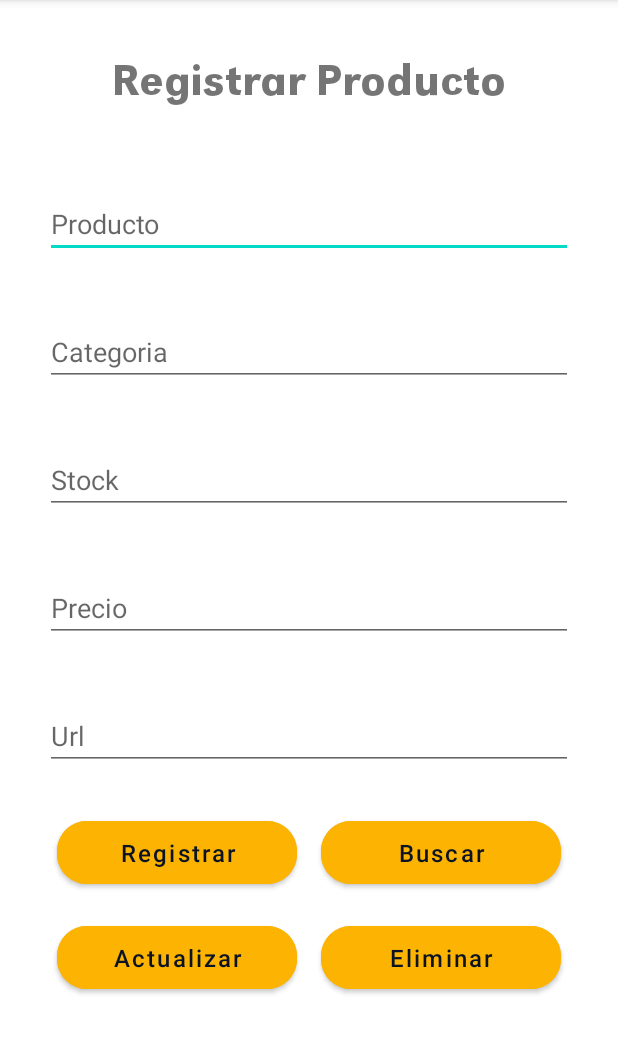
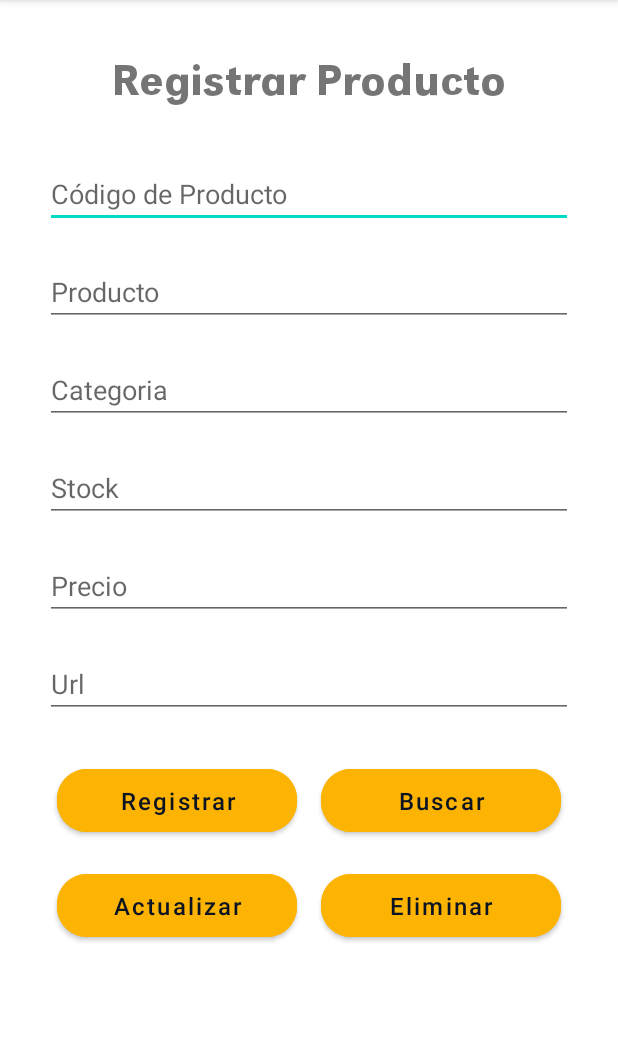
Before and after one commit to MarcoAtencio/CoffeeTime, an Android app: the ProductAdminActivity screen opened directly, with no data from a screen before it, on a phone screen of 412 x 824 dp, the part 84-1138 px from its top. Run offline under Robolectric (Android 15) with nearby library versions, the phone set to English and light mode, and no system bars; our stand-ins replace Firebase (no records; nobody signed in at launch, a user with empty details on screens opened directly).

Commit message:
refactor productAdmin

```diff
--- a/app/src/main/java/com/example/coffeetime/admin/product/ProductAdminActivity.java
+++ b/app/src/main/java/com/example/coffeetime/admin/product/ProductAdminActivity.java
@@ -19,14 +19,18 @@ import com.example.coffeetime.admin.user.UserAdminActivity;
 import com.example.coffeetime.auth.SignInActivity;
 import com.example.coffeetime.model.Product;
 import com.google.firebase.FirebaseApp;
+import com.google.firebase.database.DataSnapshot;
+import com.google.firebase.database.DatabaseError;
 import com.google.firebase.database.DatabaseReference;
 import com.google.firebase.database.FirebaseDatabase;
+import com.google.firebase.database.ValueEventListener;
+import com.google.firebase.database.annotations.NotNull;
 
 import java.util.UUID;
 
 public class ProductAdminActivity extends AppCompatActivity {
 
-    EditText et_name, et_price, et_stock, et_category, et_photo_url;
+    EditText et_codigo, et_name, et_price, et_stock, et_category, et_photo_url;
     FirebaseDatabase firebaseDatabase;
     DatabaseReference databaseReference;
 
@@ -34,11 +38,12 @@ public class ProductAdminActivity extends AppCompatActivity {
     protected void onCreate(Bundle savedInstanceState) {
         super.onCreate(savedInstanceState);
         setContentView(R.layout.activity_product_admin);
-        et_name = (EditText) findViewById(R.id.txt_name);
-        et_stock = (EditText) findViewById(R.id.txt_stock);
-        et_category = (EditText) findViewById(R.id.txt_category);
-        et_price = (EditText) findViewById(R.id.txt_precio);
-        et_photo_url = (EditText) findViewById(R.id.txt_photo_url);
+        et_codigo = (EditText) findViewById(R.id.idproduct_);
+        et_name = (EditText) findViewById(R.id.product_);
+        et_stock = (EditText) findViewById(R.id.stock_);
+        et_category = (EditText) findViewById(R.id.category_);
+        et_price = (EditText) findViewById(R.id.priceProducto_);
+        et_photo_url = (EditText) findViewById(R.id.url_);
         initFirebase();
     }
 
@@ -88,7 +93,7 @@ public class ProductAdminActivity extends AppCompatActivity {
 
     public void saveProduct(View view){
         if (fieldValidate() == 1){
-            String uid = UUID.randomUUID().toString();
+            String uid = et_codigo.getText().toString();
             String name = et_name.getText().toString();
             String price =  et_price.getText().toString();
             String stock = et_stock.getText().toString();
@@ -101,7 +106,6 @@ public class ProductAdminActivity extends AppCompatActivity {
             product.setPrice(price);
             product.setStock(stock);
             product.setPhotoURI(photoUrl);
-
             product.setCategory(category);
             databaseReference.child("Product").child(product.getUid()).setValue(product);
             Toast.makeText(this,"Se registro exitosamente",Toast.LENGTH_SHORT).show();
@@ -110,8 +114,8 @@ public class ProductAdminActivity extends AppCompatActivity {
     }
 
     public void findProduct(View view){
-        /*
-        String uid = et_uid.getText().toString();
+
+        String uid = et_codigo.getText().toString();
         Product product = new Product();
         product.setUid(uid);
         databaseReference.child("Product").child(product.getUid()).addValueEventListener(new ValueEventListener() {
@@ -119,9 +123,12 @@ public class ProductAdminActivity extends AppCompatActivity {
             public void onDataChange(@NonNull @NotNull DataSnapshot snapshot) {
                 if (snapshot.exists()){
                     Product product = snapshot.getValue(Product.class);
-                    et_uid.setText(product.getUid());
+                    et_codigo.setText(product.getUid());
                     et_name.setText(product.getName());
                     et_price.setText(product.getPrice());
+                    et_stock.setText(product.getStock());
+                    et_category.setText(product.getCategory());
+                    et_photo_url.setText(product.getPhotoURI());
                 }
             }
 
@@ -130,32 +137,39 @@ public class ProductAdminActivity extends AppCompatActivity {
 
             }
         });
-         */
+
+
     }
 
     public void modifyProduct(View view){
-        /*
-        String uid = et_uid.getText().toString();
+
+        String uid = et_codigo.getText().toString();
         String name = et_name.getText().toString();
         String price = et_price.getText().toString();
+        String stock = et_stock.getText().toString();
+        String category = et_category.getText().toString();
+        String photoUrl = et_photo_url.getText().toString();
         Product product = new Product();
         product.setUid(uid);
         product.setName(name);
         product.setPrice(price);
+        product.setStock(stock);
+        product.setCategory(category);
+        product.setPhotoURI(photoUrl);
         databaseReference.child("Product").child(product.getUid()).setValue(product);
         Toast.makeText(this,"Se registro exitosamente",Toast.LENGTH_SHORT).show();
         fieldReset();
-         */
+
     }
 
     public void deleteProduct(View view){
-        /*
-        String uid = et_uid.getText().toString();
+
+        String uid = et_codigo.getText().toString();
         Product product = new Product();
         product.setUid(uid);
         databaseReference.child("Product").child(product.getUid()).removeValue();
         Toast.makeText(this,"Se elimino exitosamente",Toast.LENGTH_SHORT).show();
-        fieldReset();*/
+        fieldReset();
     }
 
     public int fieldValidate(){
@@ -170,6 +184,7 @@ public class ProductAdminActivity extends AppCompatActivity {
     }
 
     public void fieldReset(){
+        et_codigo.setText("");
         et_name.setText("");
         et_price.setText("");
         et_category.setText("");
--- a/app/src/main/java/com/example/coffeetime/logic/LCart.java
+++ b/app/src/main/java/com/example/coffeetime/logic/LCart.java
@@ -34,7 +34,7 @@ public class LCart {
     public double subTotal(){
         double subTotal_= 0;
         for (int i=0; i<cart.size();i++){
-            subTotal_+=Double.parseDouble( cart.get(i).getPrice())*cart.get(i).getCantProductCart();
+            subTotal_+=Double.parseDouble( cart.get(i).getPrice())*cart.get(i).cantProduct();
         }
         return subTotal_;
     }
--- a/app/src/main/java/com/example/coffeetime/logic/ProductCartAdapter.java
+++ b/app/src/main/java/com/example/coffeetime/logic/ProductCartAdapter.java
@@ -100,7 +100,7 @@ public class ProductCartAdapter extends RecyclerView.Adapter<ProductCartAdapter.
         public void updateFieldsToProductCart(final Product item){
             name.setText(item.getName());
             price.setText("S/: " + item.getPrice());
-            cant.setText(""+item.getCantProductCart());
+            cant.setText(""+item.cantProduct());
             updateFieldToCart();
         }
     }
--- a/app/src/main/res/layout/activity_product_admin.xml
+++ b/app/src/main/res/layout/activity_product_admin.xml
@@ -20,48 +20,56 @@
         android:fontFamily="@font/grotesk_medium"
 
         />
+    <EditText
+        android:id="@+id/idproduct_"
+        android:layout_width="match_parent"
+        android:layout_height="wrap_content"
+        android:layout_marginTop="20dp"
+        android:ems="10"
+        android:hint="Código de Producto"
+        android:inputType="textPersonName" />
 
     <EditText
-        android:id="@+id/txt_name"
+        android:id="@+id/product_"
         android:layout_width="match_parent"
         android:layout_height="wrap_content"
-        android:layout_marginTop="40dp"
+        android:layout_marginTop="20dp"
         android:ems="10"
         android:hint="Producto"
         android:inputType="textPersonName" />
 
     <EditText
-        android:id="@+id/txt_category"
+        android:id="@+id/category_"
         android:layout_width="match_parent"
         android:layout_height="wrap_content"
-        android:layout_marginTop="40dp"
+        android:layout_marginTop="20dp"
         android:ems="10"
         android:hint="Categoria"
         android:inputType="number" />
 
     <EditText
-        android:id="@+id/txt_stock"
+        android:id="@+id/stock_"
         android:layout_width="match_parent"
         android:layout_height="wrap_content"
-        android:layout_marginTop="40dp"
+        android:layout_marginTop="20dp"
         android:ems="10"
         android:hint="Stock"
         android:inputType="number" />
 
     <EditText
-        android:id="@+id/txt_precio"
+        android:id="@+id/priceProducto_"
         android:layout_width="match_parent"
         android:layout_height="wrap_content"
-        android:layout_marginTop="40dp"
+        android:layout_marginTop="20dp"
         android:ems="10"
         android:hint="Precio"
         android:inputType="numberDecimal" />
 
     <EditText
-        android:id="@+id/txt_photo_url"
+        android:id="@+id/url_"
         android:layout_width="match_parent"
         android:layout_height="wrap_content"
-        android:layout_marginTop="40dp"
+        android:layout_marginTop="20dp"
         android:ems="10"
         android:hint="Url"
         android:inputType="text" />
@@ -69,61 +77,71 @@
         android:layout_width="match_parent"
         android:layout_height="wrap_content"
         android:layout_marginTop="20dp">
+
         <Button
             android:id="@+id/btn_save"
             android:layout_width="match_parent"
             android:layout_height="wrap_content"
+            android:layout_margin="8dp"
+            android:layout_weight="1"
             android:backgroundTint="#FCB302"
+            android:onClick="saveProduct"
+            android:padding="10dp"
             android:text="Registrar"
-            android:padding="10dp"
-            android:layout_margin="8dp"
+            android:textAllCaps="false"
             android:textColor="#0C1423"
-            android:textAllCaps="false"
             android:textSize="16dp"
-            android:layout_weight="1"
             app:cornerRadius="20dp" />
+
         <Button
             android:id="@+id/btn_search"
             android:layout_width="match_parent"
             android:layout_height="wrap_content"
+            android:layout_margin="8dp"
+            android:layout_weight="1"
             android:backgroundTint="#FCB302"
+            android:onClick="findProduct"
+            android:padding="10dp"
             android:text="Buscar"
-            android:padding="10dp"
-            android:layout_margin="8dp"
+            android:textAllCaps="false"
             android:textColor="#0C1423"
-            android:textAllCaps="false"
             android:textSize="16dp"
-            android:layout_weight="1"
             app:cornerRadius="20dp" />
     </LinearLayout>
+
     <LinearLayout
         android:layout_width="match_parent"
-        android:layout_height="wrap_content">
+        android:layout_height="wrap_content"
+        android:onClick="modifyProduct">
+
         <Button
             android:id="@+id/btn_update"
             android:layout_width="match_parent"
             android:layout_height="wrap_content"
+            android:layout_margin="8dp"
+            android:layout_weight="1"
             android:backgroundTint="#FCB302"
+            android:onClick="modifyProduct"
+            android:padding="10dp"
             android:text="Actualizar"
-            android:layout_margin="8dp"
-            android:padding="10dp"
+            android:textAllCaps="false"
             android:textColor="#0C1423"
-            android:textAllCaps="false"
             android:textSize="16dp"
-            android:layout_weight="1"
             app:cornerRadius="20dp" />
+
         <Button
             android:id="@+id/btn_delete"
             android:layout_width="match_parent"
             android:layout_height="wrap_content"
+            android:layout_margin="8dp"
+            android:layout_weight="1"
             android:backgroundTint="#FCB302"
+            android:onClick="deleteProduct"
+            android:padding="10dp"
             android:text="Eliminar"
-            android:padding="10dp"
-            android:layout_margin="8dp"
+            android:textAllCaps="false"
             android:textColor="#0C1423"
-            android:textAllCaps="false"
             android:textSize="16dp"
-            android:layout_weight="1"
             app:cornerRadius="20dp" />
     </LinearLayout>
 
```
Also changed, not shown: app/src/main/java/com/example/coffeetime/model/Product.java (+5 -5 lines).
